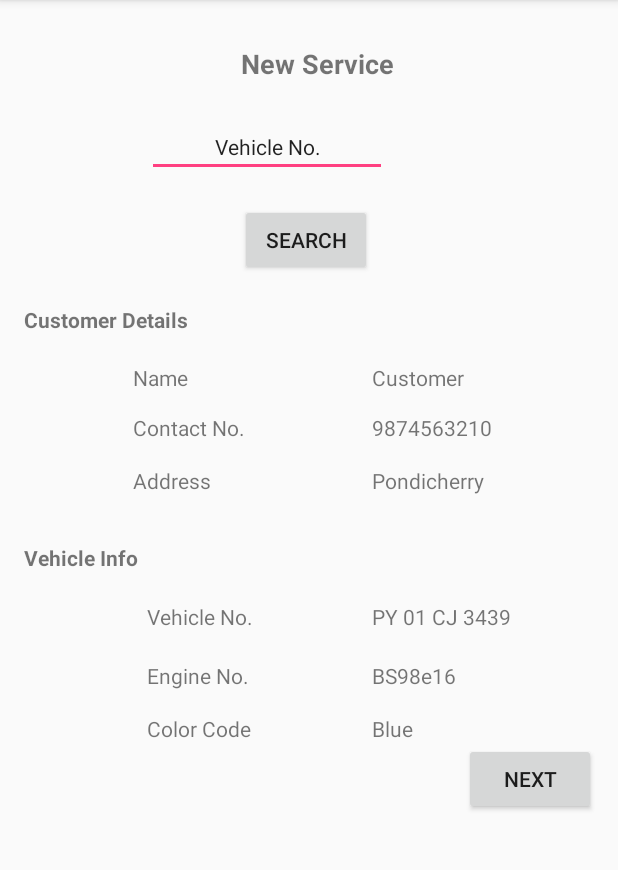
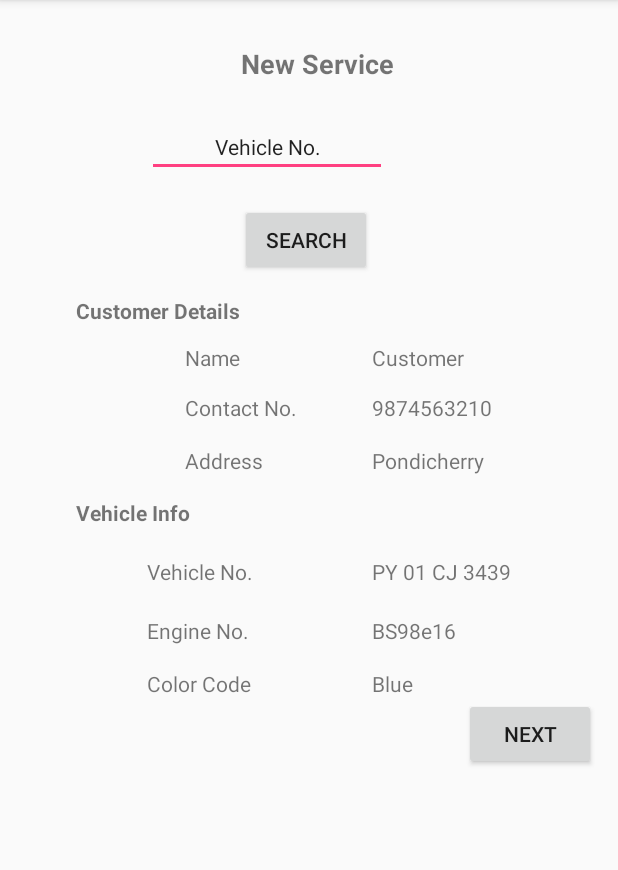
Before and after one commit to eteks/serapp, an Android app: the NewService screen opened directly, with no data from a screen before it, on a phone screen of 412 x 824 dp, the part 84-954 px from its top. Run offline under Robolectric (Android 15) with nearby library versions, the phone set to English and light mode, and no system bars.

Commit message:
layout links modified

```diff
--- a/app/src/main/AndroidManifest.xml
+++ b/app/src/main/AndroidManifest.xml
@@ -18,6 +18,11 @@
         </activity>
         <activity android:name=".ServiceDashBoard"></activity>
         <activity android:name=".NewService"></activity>
+        <activity android:name=".Complaints"></activity>
+        <activity android:name=".ServiceStatus"></activity>
+        <activity android:name=".QualityDasboard"></activity>
+        <activity android:name=".QualityStatus"></activity>
+        <activity android:name=".ReserviceStatus"></activity>
 
     </application>
 
--- a/app/src/main/java/com/example/user/mahindra/NewService.java
+++ b/app/src/main/java/com/example/user/mahindra/NewService.java
@@ -1,7 +1,10 @@
 package com.example.user.mahindra;
 
+import android.content.Intent;
 import android.support.v7.app.AppCompatActivity;
 import android.os.Bundle;
+import android.view.View;
+import android.widget.Button;
 
 
 public class NewService extends AppCompatActivity {
@@ -10,5 +13,14 @@ public class NewService extends AppCompatActivity {
     protected void onCreate(Bundle savedInstanceState) {
         super.onCreate(savedInstanceState);
         setContentView(R.layout.newservice);
+        Button newservices = (Button) findViewById(R.id.next);
+        newservices.setOnClickListener(new View.OnClickListener(){
+            @Override
+            public void onClick(View view)
+            {
+                Intent i = new Intent(NewService.this,Complaints.class);
+                startActivity(i);
+            }
+        });
     }
 }
--- a/app/src/main/java/com/example/user/mahindra/ServiceDashBoard.java
+++ b/app/src/main/java/com/example/user/mahindra/ServiceDashBoard.java
@@ -12,7 +12,7 @@ public class ServiceDashBoard extends AppCompatActivity {
     protected void onCreate(Bundle savedInstanceState) {
         super.onCreate(savedInstanceState);
         setContentView(R.layout.service_dashboard);
-        Button newservices = (Button) findViewById(R.id.newservice);
+        Button newservices = (Button) findViewById(R.id.re_service);
         newservices.setOnClickListener(new View.OnClickListener(){
             @Override
             public void onClick(View view)
--- a/app/src/main/res/layout/newservice.xml
+++ b/app/src/main/res/layout/newservice.xml
@@ -33,7 +33,7 @@
         android:textSize="14sp" />
 
     <Button
-        android:id="@+id/newservice"
+        android:id="@+id/re_service"
         android:layout_width="wrap_content"
         android:layout_height="wrap_content"
         android:layout_alignStart="@+id/textView2"
@@ -45,21 +45,20 @@
         android:id="@+id/textView3"
         android:layout_width="wrap_content"
         android:layout_height="wrap_content"
-        android:layout_alignParentStart="true"
-        android:layout_below="@+id/newservice"
-        android:layout_marginStart="16dp"
-        android:layout_marginTop="19dp"
+        android:layout_marginTop="13dp"
         android:text="Customer Details"
-        android:textStyle="bold" />
+        android:textStyle="bold"
+        android:layout_below="@+id/re_service"
+        android:layout_toStartOf="@+id/re_service" />
 
     <TextView
         android:id="@+id/textView4"
         android:layout_width="wrap_content"
         android:layout_height="wrap_content"
-        android:layout_alignEnd="@+id/textView3"
+        android:layout_marginTop="12dp"
+        android:text="Name"
         android:layout_below="@+id/textView3"
-        android:layout_marginTop="19dp"
-        android:text="Name" />
+        android:layout_alignEnd="@+id/textView3" />
 
     <TextView
         android:id="@+id/textView5"
@@ -84,7 +83,7 @@
         android:layout_width="wrap_content"
         android:layout_height="wrap_content"
         android:layout_above="@+id/textView5"
-        android:layout_toEndOf="@+id/newservice"
+        android:layout_toEndOf="@+id/re_service"
         android:text="Customer" />
 
     <TextView
@@ -107,11 +106,11 @@
         android:id="@+id/textView10"
         android:layout_width="wrap_content"
         android:layout_height="wrap_content"
-        android:layout_alignStart="@+id/textView3"
+        android:layout_marginTop="15dp"
+        android:text="Vehicle Info"
+        android:textStyle="bold"
         android:layout_below="@+id/textView6"
-        android:layout_marginTop="32dp"
-        android:text="Vehicle Info"
-        android:textStyle="bold" />
+        android:layout_alignStart="@+id/textView3" />
 
     <TextView
         android:id="@+id/textView11"
@@ -167,10 +166,11 @@
         android:layout_alignStart="@+id/textView15" />
 
     <Button
-        android:id="@+id/button7"
+        android:id="@+id/next"
         android:layout_width="wrap_content"
         android:layout_height="wrap_content"
         android:layout_below="@+id/textView16"
         android:layout_toEndOf="@+id/textView7"
         android:text="Next" />
+
 </RelativeLayout>
--- a/app/src/main/res/layout/quality_status.xml
+++ b/app/src/main/res/layout/quality_status.xml
@@ -190,7 +190,7 @@
         android:duplicateParentState="false" />
 
     <Button
-        android:id="@+id/newservice"
+        android:id="@+id/re_service"
         android:layout_width="wrap_content"
         android:layout_height="wrap_content"
         android:layout_alignParentBottom="true"
@@ -202,8 +202,8 @@
         android:id="@+id/button3"
         android:layout_width="wrap_content"
         android:layout_height="wrap_content"
-        android:layout_alignBaseline="@+id/newservice"
-        android:layout_alignBottom="@+id/newservice"
+        android:layout_alignBaseline="@+id/re_service"
+        android:layout_alignBottom="@+id/re_service"
         android:layout_alignEnd="@+id/checkBox9"
         android:text="Delivery" />
 
--- a/app/src/main/res/layout/re_serivce_status.xml
+++ b/app/src/main/res/layout/re_serivce_status.xml
@@ -164,7 +164,7 @@
         android:layout_alignStart="@+id/checkBox3" />
 
     <Button
-        android:id="@+id/newservice"
+        android:id="@+id/re_service"
         android:layout_width="wrap_content"
         android:layout_height="wrap_content"
         android:layout_marginBottom="17dp"
--- a/app/src/main/res/layout/service_dashboard.xml
+++ b/app/src/main/res/layout/service_dashboard.xml
@@ -55,7 +55,7 @@
         android:layout_marginStart="16dp" />
 
     <Button
-        android:id="@+id/newservice"
+        android:id="@+id/re_service"
         style="@style/Widget.AppCompat.Button"
         android:layout_width="wrap_content"
         android:layout_height="wrap_content"
--- a/app/src/main/res/layout/services_status.xml
+++ b/app/src/main/res/layout/services_status.xml
@@ -165,7 +165,7 @@
         android:layout_alignStart="@+id/checkBox3" />
 
     <Button
-        android:id="@+id/newservice"
+        android:id="@+id/re_service"
         android:layout_width="wrap_content"
         android:layout_height="wrap_content"
         android:layout_marginBottom="17dp"
```
Also changed, not shown: app/src/main/java/com/example/user/mahindra/Complaints.java (+12 -1 lines), app/src/main/java/com/example/user/mahindra/QualityStatus.java (+12 -0 lines), app/src/main/java/com/example/user/mahindra/ServiceStatus.java (+12 -0 lines), app/src/main/res/layout/complaints.xml (+16 -17 lines).
